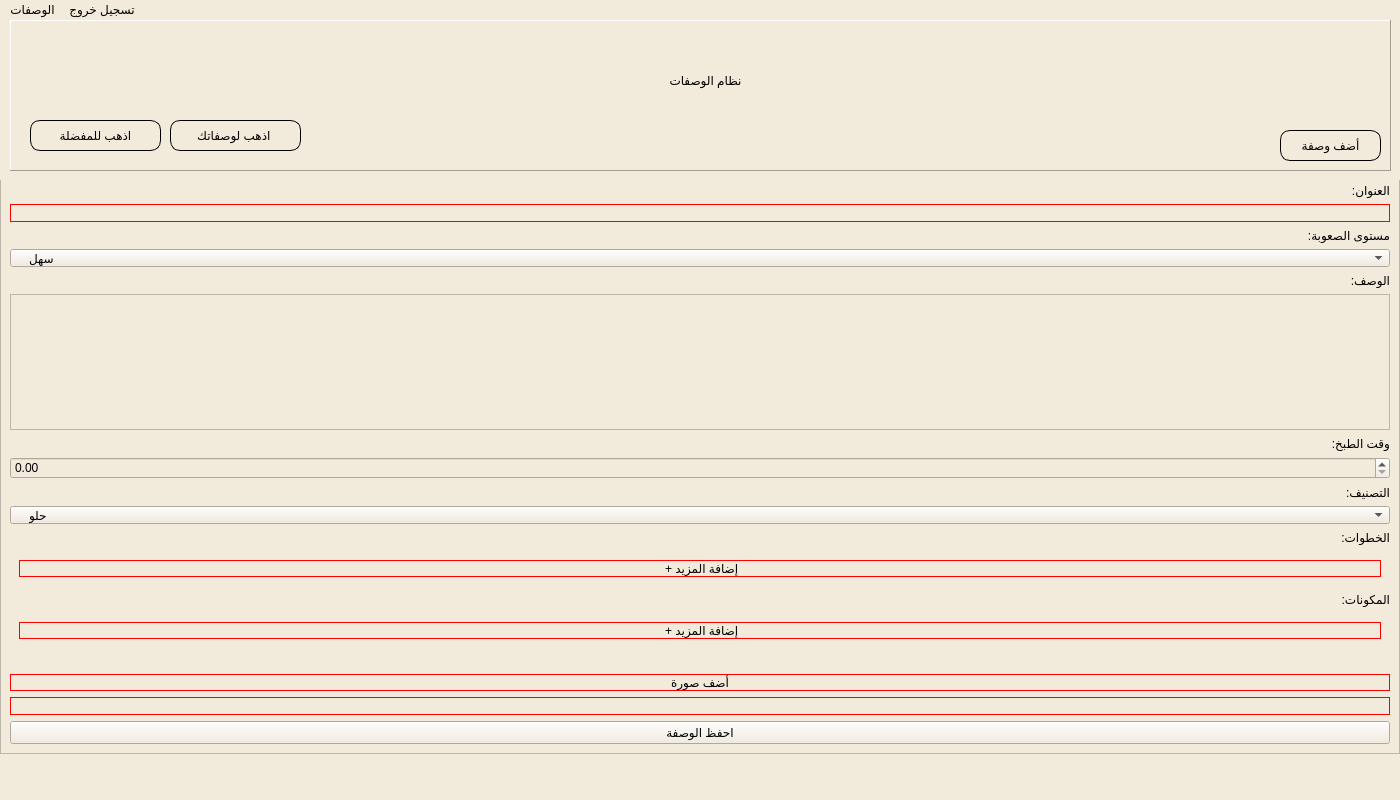
Old version of the form RMS/mainwindow.ui in the repository MohammedNaser28/Structure-Programming-project.
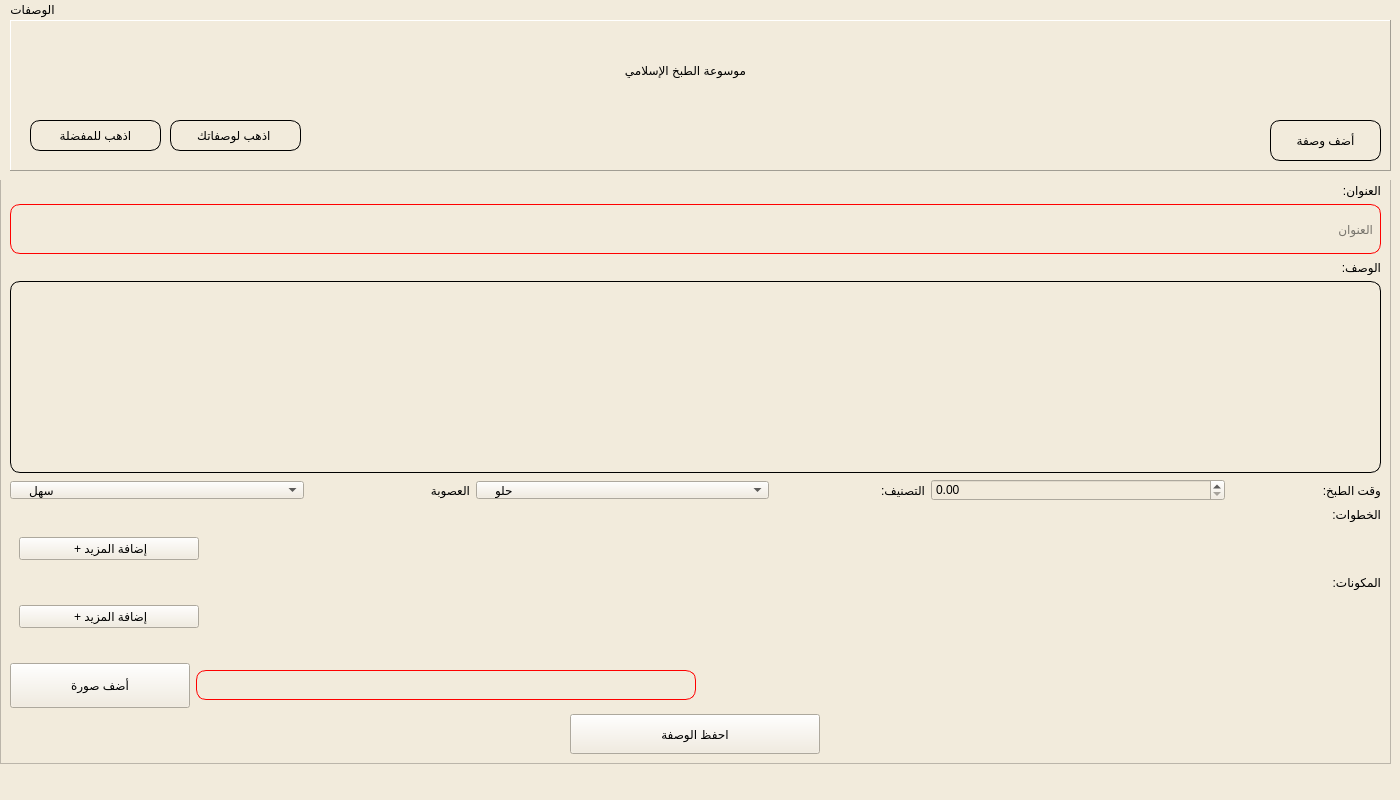
New version of the form. The open tabs and pages were chosen to show the change. Icons and pictures are not drawn.

What changed in the file:
```diff
--- a/RMS/mainwindow.ui
+++ b/RMS/mainwindow.ui
@@ -798,8 +798,8 @@
        <rect>
         <x>0</x>
         <y>-7</y>
-        <width>1400</width>
-        <height>581</height>
+        <width>1391</width>
+        <height>591</height>
        </rect>
       </property>
       <property name="widgetResizable">
@@ -810,8 +810,8 @@
         <rect>
          <x>0</x>
          <y>0</y>
-         <width>1384</width>
-         <height>848</height>
+         <width>1375</width>
+         <height>635</height>
         </rect>
        </property>
        <layout class="QVBoxLayout" name="verticalLayout_3">
@@ -828,24 +828,53 @@
         </item>
         <item>
          <widget class="QLineEdit" name="title_field">
+          <property name="minimumSize">
+           <size>
+            <width>0</width>
+            <height>50</height>
+           </size>
+          </property>
+          <property name="maximumSize">
+           <size>
+            <width>16777215</width>
+            <height>16777215</height>
+           </size>
+          </property>
           <property name="styleSheet">
            <string notr="true">border:1px solid red;
 border-radius:10px;
-color:rgb(0,0,0);</string>
+color:rgb(0,0,0);
+padding:5px;
+font:600 14pt &quot;Cairo&quot;;</string>
+          </property>
+          <property name="placeholderText">
+           <string>العنوان</string>
           </property>
          </widget>
         </item>
         <item>
-         <widget class="QLabel" name="level_label">
+         <widget class="QLabel" name="dec_label">
           <property name="styleSheet">
            <string notr="true">font: 20pt &quot;Reem Kufi&quot;;
 color:rgb(0, 0, 0);</string>
           </property>
           <property name="text">
-           <string>مستوى الصعوبة:</string>
+           <string>الوصف:</string>
           </property>
          </widget>
         </item>
+        <item>
+         <widget class="QPlainTextEdit" name="desc_field">
+          <property name="styleSheet">
+           <string notr="true">color:rgb(0,0,0);
+font: 500 14pt &quot;Cairo&quot;;
+border:1px solid black;
+border-radius:10px;</string>
+          </property>
+         </widget>
+        </item>
+        <item>
+         <layout class="QHBoxLayout" name="horizontalLayout">
         <item>
          <widget class="QComboBox" name="level_combobox_btn">
           <property name="cursor">
@@ -875,54 +904,19 @@
          </widget>
         </item>
         <item>
-         <widget class="QLabel" name="dec_label">
-          <property name="styleSheet">
-           <string notr="true">font: 20pt &quot;Reem Kufi&quot;;
-color:rgb(0, 0, 0);</string>
-          </property>
-          <property name="text">
-           <string>الوصف:</string>
-          </property>
-         </widget>
-        </item>
-        <item>
-         <widget class="QPlainTextEdit" name="desc_field">
+           <widget class="QLabel" name="level_label">
+            <property name="maximumSize">
+             <size>
+              <width>160</width>
+              <height>16777215</height>
+             </size>
+            </property>
           <property name="styleSheet">
-           <string notr="true">color:rgb(0,0,0);
-font: 500 14pt &quot;Cairo&quot;;</string>
-          </property>
-         </widget>
-        </item>
-        <item>
-         <widget class="QLabel" name="time_label">
-          <property name="styleSheet">
            <string notr="true">font: 20pt &quot;Reem Kufi&quot;;
 color:rgb(0, 0, 0);</string>
           </property>
           <property name="text">
-           <string>وقت الطبخ:</string>
-          </property>
-         </widget>
-        </item>
-        <item>
-         <widget class="QDoubleSpinBox" name="time_spin_btn">
-          <property name="cursor">
-           <cursorShape>PointingHandCursor</cursorShape>
-          </property>
-          <property name="styleSheet">
-           <string notr="true">font: 12pt &quot;Reem Kufi&quot;;
-color:rgb(0, 0, 0);</string>
-          </property>
-         </widget>
-        </item>
-        <item>
-         <widget class="QLabel" name="catergory_label">
-          <property name="styleSheet">
-           <string notr="true">font: 20pt &quot;Reem Kufi&quot;;
-color:rgb(0, 0, 0);</string>
-          </property>
-          <property name="text">
-           <string>التصنيف:</string>
+             <string>العصوبة</string>
           </property>
          </widget>
         </item>
@@ -950,6 +944,53 @@
          </widget>
         </item>
         <item>
+           <widget class="QLabel" name="catergory_label">
+            <property name="maximumSize">
+             <size>
+              <width>150</width>
+              <height>16777215</height>
+             </size>
+            </property>
+            <property name="styleSheet">
+             <string notr="true">font: 20pt &quot;Reem Kufi&quot;;
+color:rgb(0, 0, 0);</string>
+            </property>
+            <property name="text">
+             <string>التصنيف:</string>
+            </property>
+           </widget>
+          </item>
+          <item>
+           <widget class="QDoubleSpinBox" name="time_spin_btn">
+            <property name="cursor">
+             <cursorShape>PointingHandCursor</cursorShape>
+            </property>
+            <property name="styleSheet">
+             <string notr="true">font: 12pt &quot;Reem Kufi&quot;;
+color:rgb(0, 0, 0);</string>
+            </property>
+           </widget>
+          </item>
+          <item>
+           <widget class="QLabel" name="time_label">
+            <property name="maximumSize">
+             <size>
+              <width>150</width>
+              <height>16777215</height>
+             </size>
+            </property>
+            <property name="styleSheet">
+             <string notr="true">font: 20pt &quot;Reem Kufi&quot;;
+color:rgb(0, 0, 0);</string>
+            </property>
+            <property name="text">
+             <string>وقت الطبخ:</string>
+            </property>
+           </widget>
+          </item>
+         </layout>
+        </item>
+        <item>
          <widget class="QLabel" name="steps_label">
           <property name="styleSheet">
            <string notr="true">font: 20pt &quot;Reem Kufi&quot;;
@@ -963,13 +1004,41 @@
         <item>
          <widget class="QWidget" name="steps_container" native="true">
           <layout class="QVBoxLayout" name="verticalLayout_2">
-           <item>
+           <item alignment="Qt::AlignmentFlag::AlignLeft">
             <widget class="QPushButton" name="add_method_btn">
+             <property name="minimumSize">
+              <size>
+               <width>180</width>
+               <height>0</height>
+              </size>
+             </property>
+             <property name="maximumSize">
+              <size>
+               <width>450</width>
+               <height>16777215</height>
+              </size>
+             </property>
              <property name="styleSheet">
-              <string notr="true">font: 16pt &quot;Reem Kufi&quot;;
+              <string notr="true">        font:500 14pt &quot;Cairo&quot;;
+
 color:rgb(0, 0, 0);
 border:1px  solid red;
-border-radius:10px;</string>
+border-radius:10px;
+
+QPushButton {
+        border-radius: 15px;
+      /*  background-color: rgb(255, 50, 50);
+        border: 2px solid #8f8f91;
+        padding:4px;*/
+        color: white;
+        }
+        QPushButton:hover {
+        background-color: rgb(200, 0, 0);
+        }
+        QPushButton:pressed {
+        background-color: qlineargradient(x1: 0, y1: 0, x2: 0, y2: 1,
+        stop: 0 #dadbde, stop: 1 #f6f7fa);
+        }</string>
              </property>
              <property name="text">
               <string> + إضافة المزيد</string>
@@ -999,13 +1068,41 @@
         <item>
          <widget class="QWidget" name="ing_container" native="true">
           <layout class="QVBoxLayout" name="verticalLayout">
-           <item>
+           <item alignment="Qt::AlignmentFlag::AlignLeft">
             <widget class="QPushButton" name="add_ing_btn">
+             <property name="minimumSize">
+              <size>
+               <width>180</width>
+               <height>0</height>
+              </size>
+             </property>
+             <property name="maximumSize">
+              <size>
+               <width>450</width>
+               <height>16777215</height>
+              </size>
+             </property>
              <property name="styleSheet">
-              <string notr="true">font: 16pt &quot;Reem Kufi&quot;;
+              <string notr="true">        font:500 14pt &quot;Cairo&quot;;
+
 color:rgb(0, 0, 0);
 border:1px  solid red;
-border-radius:10px;</string>
+border-radius:10px;
+
+QPushButton {
+        border-radius: 15px;
+      /*  background-color: rgb(255, 50, 50);
+        border: 2px solid #8f8f91;
+        padding:4px;*/
+        color: white;
+        }
+        QPushButton:hover {
+        background-color: rgb(200, 0, 0);
+        }
+        QPushButton:pressed {
+        background-color: qlineargradient(x1: 0, y1: 0, x2: 0, y2: 1,
+        stop: 0 #dadbde, stop: 1 #f6f7fa);
+        }</string>
              </property>
              <property name="text">
               <string> + إضافة المزيد</string>
@@ -1028,15 +1125,45 @@
          </widget>
         </item>
         <item>
+         <layout class="QHBoxLayout" name="horizontalLayout_2">
+          <item>
          <widget class="QPushButton" name="browse_btn">
+            <property name="minimumSize">
+             <size>
+              <width>180</width>
+              <height>45</height>
+             </size>
+            </property>
+            <property name="maximumSize">
+             <size>
+              <width>500</width>
+              <height>16777215</height>
+             </size>
+            </property>
           <property name="cursor">
            <cursorShape>PointingHandCursor</cursorShape>
           </property>
           <property name="styleSheet">
-           <string notr="true">font: 16pt &quot;Reem Kufi&quot;;
+             <string notr="true">        font:500 14pt &quot;Cairo&quot;;
+
 color:rgb(0, 0, 0);
 border:1px  solid red;
-border-radius:10px;</string>
+border-radius:10px;
+
+QPushButton {
+        border-radius: 15px;
+      /*  background-color: rgb(255, 50, 50);
+        border: 2px solid #8f8f91;
+        padding:4px;*/
+        color: white;
+        }
+        QPushButton:hover {
+        background-color: rgb(200, 0, 0);
+        }
+        QPushButton:pressed {
+        background-color: qlineargradient(x1: 0, y1: 0, x2: 0, y2: 1,
+        stop: 0 #dadbde, stop: 1 #f6f7fa);
+        }</string>
           </property>
           <property name="text">
            <string>أضف صورة</string>
@@ -1052,8 +1179,20 @@
           </property>
          </widget>
         </item>
-        <item>
+          <item alignment="Qt::AlignmentFlag::AlignLeft">
          <widget class="QLineEdit" name="image_path_line">
+            <property name="minimumSize">
+             <size>
+              <width>500</width>
+              <height>30</height>
+             </size>
+            </property>
+            <property name="maximumSize">
+             <size>
+              <width>800</width>
+              <height>16777215</height>
+             </size>
+            </property>
           <property name="styleSheet">
            <string notr="true">border:1px solid red;
 border-radius:10px;
@@ -1062,13 +1201,64 @@
          </widget>
         </item>
         <item>
+           <spacer name="horizontalSpacer">
+            <property name="orientation">
+             <enum>Qt::Orientation::Horizontal</enum>
+            </property>
+            <property name="sizeHint" stdset="0">
+             <size>
+              <width>40</width>
+              <height>20</height>
+             </size>
+            </property>
+           </spacer>
+          </item>
+         </layout>
+        </item>
+        <item alignment="Qt::AlignmentFlag::AlignHCenter">
          <widget class="QPushButton" name="submit_recipe_btn">
+          <property name="sizePolicy">
+           <sizepolicy hsizetype="Expanding" vsizetype="Expanding">
+            <horstretch>0</horstretch>
+            <verstretch>0</verstretch>
+           </sizepolicy>
+          </property>
+          <property name="minimumSize">
+           <size>
+            <width>250</width>
+            <height>0</height>
+           </size>
+          </property>
+          <property name="maximumSize">
+           <size>
+            <width>300</width>
+            <height>16777215</height>
+           </size>
+          </property>
           <property name="cursor">
            <cursorShape>PointingHandCursor</cursorShape>
           </property>
           <property name="styleSheet">
-           <string notr="true">font: 15pt &quot;Reem Kufi&quot;;
-color:rgb(0, 0, 0);</string>
+           <string notr="true">        font:500 14pt &quot;Cairo&quot;;
+
+color:rgb(0, 0, 0);
+border:1px  solid red;
+border-radius:10px;
+
+QPushButton {
+        border-radius: 15px;
+      /*  background-color: rgb(255, 50, 50);
+        border: 2px solid #8f8f91;
+        padding:4px;*/
+        color: white;
+        }
+        QPushButton:hover {
+        background-color: rgb(200, 0, 0);
+        }
+        QPushButton:pressed {
+        background-color: qlineargradient(x1: 0, y1: 0, x2: 0, y2: 1,
+        stop: 0 #dadbde, stop: 1 #f6f7fa);
+        }</string>
           </property>
           <property name="text">
            <string>احفظ الوصفة</string>
@@ -1449,8 +1639,8 @@
    <widget class="QLabel" name="user_name_label">
     <property name="geometry">
      <rect>
-      <x>410</x>
-      <y>30</y>
+      <x>390</x>
+      <y>20</y>
       <width>591</width>
       <height>61</height>
      </rect>
@@ -1460,7 +1650,7 @@
 color:rgb(0,0,0);</string>
     </property>
     <property name="text">
-     <string>نظام الوصفات</string>
+     <string>موسوعة الطبخ الإسلامي</string>
     </property>
     <property name="alignment">
      <set>Qt::AlignmentFlag::AlignCenter</set>
@@ -1469,10 +1659,10 @@
    <widget class="QPushButton" name="add_recipe_admin_btn">
     <property name="geometry">
      <rect>
-      <x>1280</x>
-      <y>110</y>
-      <width>101</width>
-      <height>31</height>
+      <x>1270</x>
+      <y>100</y>
+      <width>111</width>
+      <height>41</height>
      </rect>
     </property>
     <property name="cursor">
@@ -1620,13 +1810,7 @@
     <addaction name="actionDisplay_favorites_recipes"/>
     <addaction name="actionDisplay_my_recipes"/>
    </widget>
-   <widget class="QMenu" name="logout_menubar">
-    <property name="title">
-     <string>تسجيل خروج</string>
-    </property>
-   </widget>
    <addaction name="menuRecipe"/>
-   <addaction name="logout_menubar"/>
   </widget>
   <widget class="QStatusBar" name="statusbar"/>
   <action name="actionDisplay_all_recipes">
```
Left out of the diff: 161 changed lines with no effect on the pictures. Lines whose indentation alone changed are shown as unchanged.
